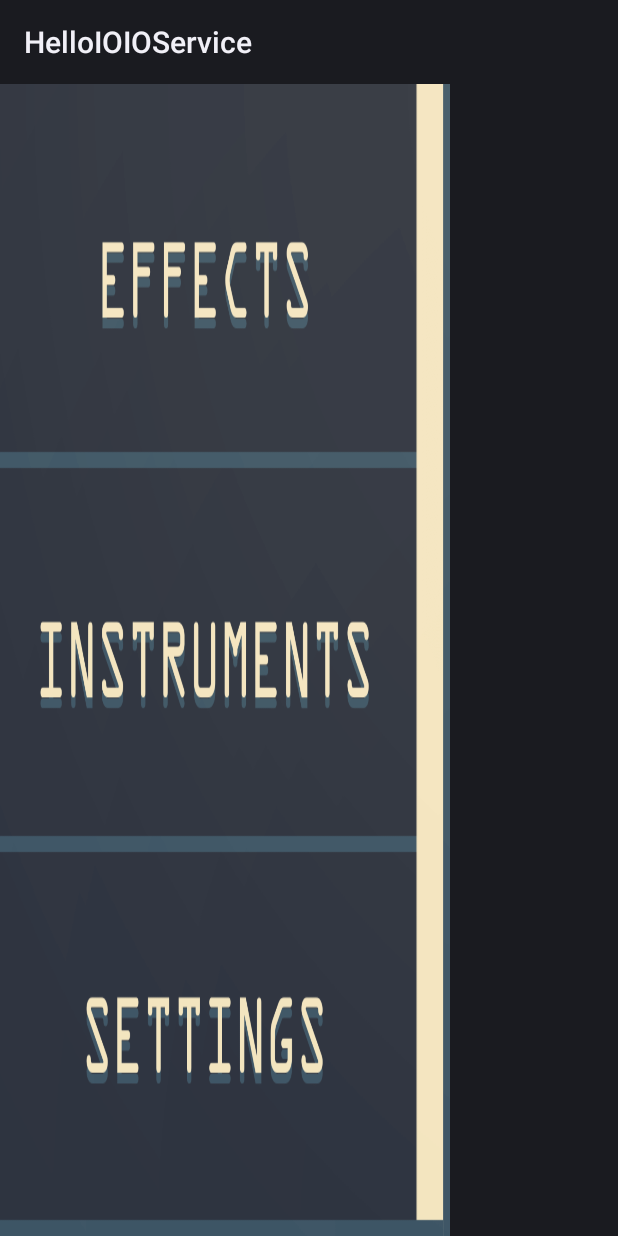
After one commit to omerom88/Portabella_Prototype, an Android app: the layout activity_menu2.xml on its own in the app's theme, with its tools: preview values and no code run, on a phone screen of 412 x 824 dp. The commit adds this screen. Run offline under Robolectric (Android 15) with nearby library versions, the phone set to English and light mode, and no system bars.

Commit message:
with rec button and basic menu

```diff
--- /dev/null
+++ b/src/main/res/layout/activity_menu2.xml
@@ -0,0 +1,28 @@
+<?xml version="1.0" encoding="utf-8"?>
+<LinearLayout xmlns:android="http://schemas.android.com/apk/res/android"
+    android:orientation="vertical"
+    android:layout_width="300dp"
+    android:layout_height="match_parent"
+    android:background="@drawable/close2"
+    android:weightSum="1">
+
+
+    <Button
+        android:layout_width="283dp"
+        android:layout_height="200dp"
+        android:id="@+id/EffeButton"
+        android:alpha="0" />
+
+    <Button
+        android:layout_width="281dp"
+        android:layout_height="195dp"
+        android:id="@+id/InstrumentButton"
+        android:alpha="0" />
+
+    <Button
+        android:layout_width="284dp"
+        android:layout_height="match_parent"
+        android:id="@+id/settinButton"
+        android:alpha="0" />
+
+</LinearLayout>
```
Also changed, not shown: src/main/java/ioio/examples/hello_service/GuitarActivity/GuitarActivity.java (+17 -3 lines), src/main/res/drawable/close2.png (added), 28 other files.
